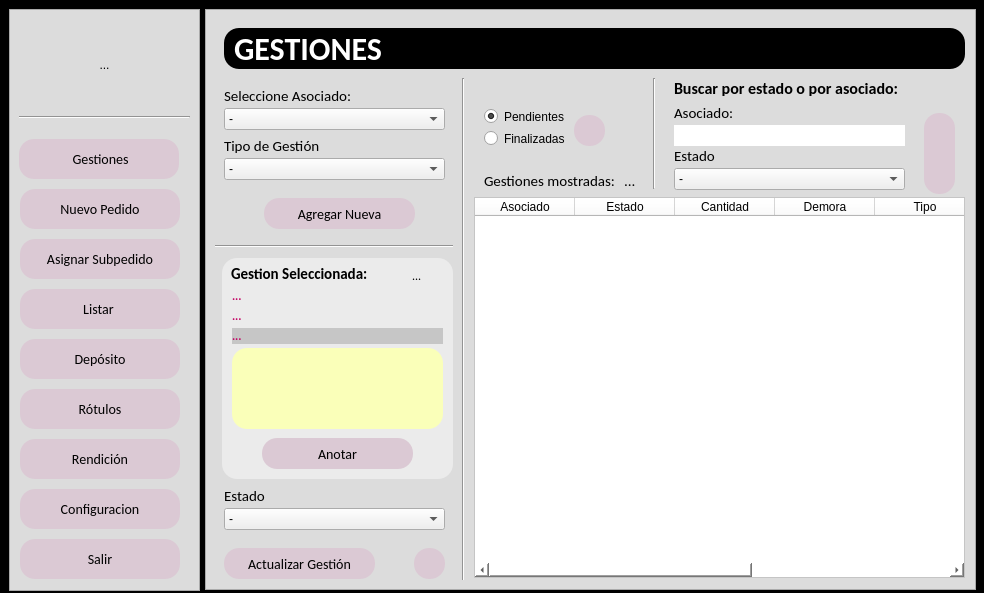
Qt form main.ui (zenfranco/Gestion_rotulos) before a commit.
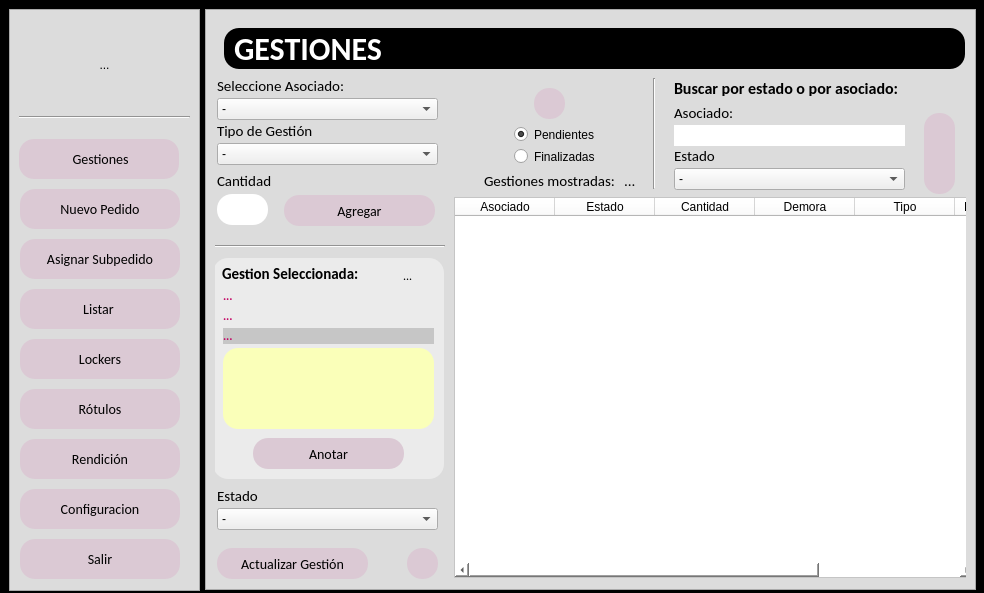
The same form after that commit. The open tabs and pages were chosen to show the change. Icons and pictures are not drawn.

```diff
--- a/main.ui
+++ b/main.ui
@@ -312,7 +312,7 @@
       <string notr="true"/>
      </property>
      <property name="text">
-      <string>Depósito</string>
+      <string>Lockers</string>
      </property>
      <property name="icon">
       <iconset>
@@ -601,9 +601,9 @@
          <widget class="QTableWidget" name="tb_gestiones">
           <property name="geometry">
            <rect>
-            <x>260</x>
+            <x>240</x>
             <y>179</y>
-            <width>491</width>
+            <width>521</width>
             <height>381</height>
            </rect>
           </property>
@@ -661,8 +661,8 @@
          <widget class="QLabel" name="label_64">
           <property name="geometry">
            <rect>
-            <x>10</x>
-            <y>70</y>
+            <x>3</x>
+            <y>60</y>
             <width>141</width>
             <height>16</height>
            </rect>
@@ -680,8 +680,8 @@
          <widget class="QComboBox" name="combo_asociados_gestiones">
           <property name="geometry">
            <rect>
-            <x>10</x>
-            <y>90</y>
+            <x>3</x>
+            <y>80</y>
             <width>221</width>
             <height>22</height>
            </rect>
@@ -695,21 +695,31 @@
          <widget class="QPushButton" name="btn_agregar_nueva">
           <property name="geometry">
            <rect>
-            <x>50</x>
-            <y>180</y>
+            <x>70</x>
+            <y>177</y>
             <width>151</width>
             <height>31</height>
            </rect>
           </property>
           <property name="text">
-           <string>Agregar Nueva</string>
+           <string>Agregar</string>
+          </property>
+          <property name="icon">
+           <iconset>
+            <normaloff>icons/add.png</normaloff>icons/add.png</iconset>
+          </property>
+          <property name="iconSize">
+           <size>
+            <width>24</width>
+            <height>24</height>
+           </size>
           </property>
          </widget>
          <widget class="QLabel" name="label_75">
           <property name="geometry">
            <rect>
-            <x>10</x>
-            <y>120</y>
+            <x>3</x>
+            <y>105</y>
             <width>141</width>
             <height>16</height>
            </rect>
@@ -727,8 +737,8 @@
          <widget class="QComboBox" name="combo_gestiones">
           <property name="geometry">
            <rect>
-            <x>10</x>
-            <y>140</y>
+            <x>3</x>
+            <y>125</y>
             <width>221</width>
             <height>22</height>
            </rect>
@@ -757,8 +767,8 @@
          <widget class="QPushButton" name="btn_buscar_gestiones">
           <property name="geometry">
            <rect>
-            <x>360</x>
-            <y>97</y>
+            <x>320</x>
+            <y>70</y>
             <width>31</width>
             <height>31</height>
            </rect>
@@ -780,8 +790,8 @@
          <widget class="QRadioButton" name="rb_gestiones_pendientes">
           <property name="geometry">
            <rect>
-            <x>270</x>
-            <y>90</y>
+            <x>300</x>
+            <y>108</y>
             <width>82</width>
             <height>17</height>
            </rect>
@@ -796,8 +806,8 @@
          <widget class="QRadioButton" name="rb_gestiones_finalizadas">
           <property name="geometry">
            <rect>
-            <x>270</x>
-            <y>112</y>
+            <x>300</x>
+            <y>130</y>
             <width>82</width>
             <height>17</height>
            </rect>
@@ -811,7 +821,7 @@
            <rect>
             <x>0</x>
             <y>220</y>
-            <width>251</width>
+            <width>231</width>
             <height>16</height>
            </rect>
           </property>
@@ -822,7 +832,7 @@
          <widget class="QLabel" name="label_76">
           <property name="geometry">
            <rect>
-            <x>10</x>
+            <x>3</x>
             <y>470</y>
             <width>141</width>
             <height>16</height>
@@ -841,7 +851,7 @@
          <widget class="QComboBox" name="combo_estados_gestiones">
           <property name="geometry">
            <rect>
-            <x>10</x>
+            <x>3</x>
             <y>490</y>
             <width>221</width>
             <height>22</height>
@@ -906,7 +916,7 @@
          <widget class="QPushButton" name="btn_actualizargestion">
           <property name="geometry">
            <rect>
-            <x>10</x>
+            <x>3</x>
             <y>530</y>
             <width>151</width>
             <height>31</height>
@@ -919,7 +929,7 @@
          <widget class="QFrame" name="frame_27">
           <property name="geometry">
            <rect>
-            <x>8</x>
+            <x>-1</x>
             <y>240</y>
             <width>231</width>
             <height>221</height>
@@ -1261,19 +1271,6 @@
            <string>Return</string>
           </property>
          </widget>
-         <widget class="Line" name="line_20">
-          <property name="geometry">
-           <rect>
-            <x>239</x>
-            <y>60</y>
-            <width>20</width>
-            <height>511</height>
-           </rect>
-          </property>
-          <property name="orientation">
-           <enum>Qt::Vertical</enum>
-          </property>
-         </widget>
          <widget class="QLabel" name="label_98">
           <property name="geometry">
            <rect>
@@ -1311,7 +1308,7 @@
          <widget class="QPushButton" name="btn_eliminar_gestion">
           <property name="geometry">
            <rect>
-            <x>200</x>
+            <x>193</x>
             <y>530</y>
             <width>31</width>
             <height>31</height>
@@ -1325,6 +1322,35 @@
             <normaloff>icons/trash.png</normaloff>icons/trash.png</iconset>
           </property>
          </widget>
+         <widget class="QLineEdit" name="txt_cantidad_gestiones">
+          <property name="geometry">
+           <rect>
+            <x>3</x>
+            <y>176</y>
+            <width>51</width>
+            <height>31</height>
+           </rect>
+          </property>
+         </widget>
+         <widget class="QLabel" name="label_81">
+          <property name="geometry">
+           <rect>
+            <x>3</x>
+            <y>155</y>
+            <width>61</width>
+            <height>16</height>
+           </rect>
+          </property>
+          <property name="font">
+           <font>
+            <family>Calibri</family>
+            <pointsize>11</pointsize>
+           </font>
+          </property>
+          <property name="text">
+           <string>Cantidad</string>
+          </property>
+         </widget>
         </widget>
        </widget>
        <widget class="QWidget" name="p_nuevosubpedido">
```
Left out of the diff: 138 changed lines with no effect on the pictures.
